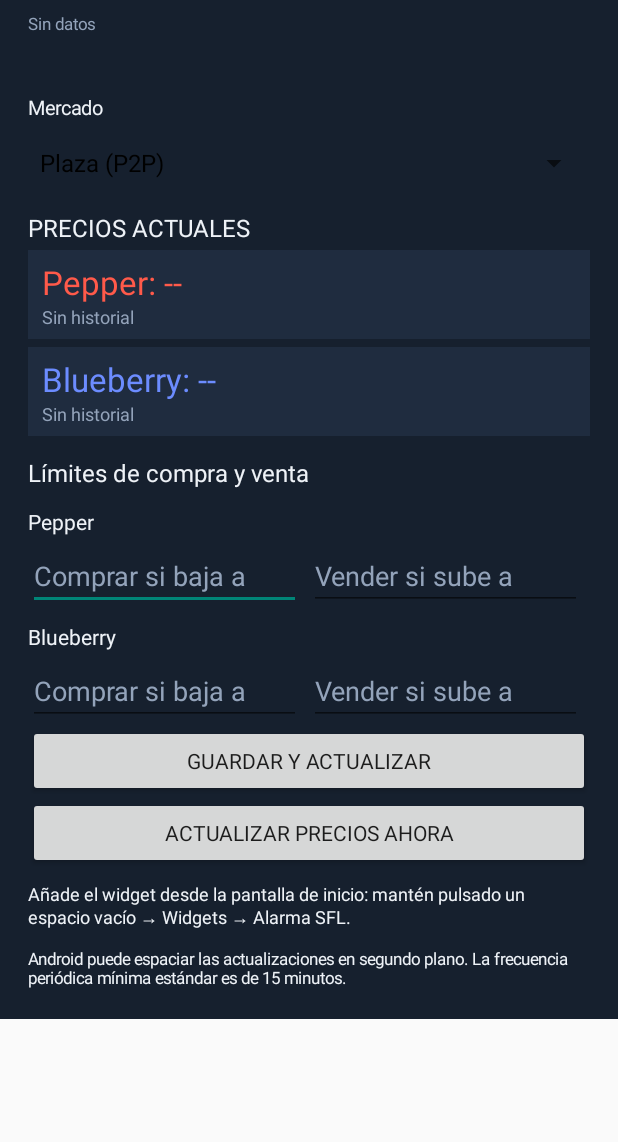
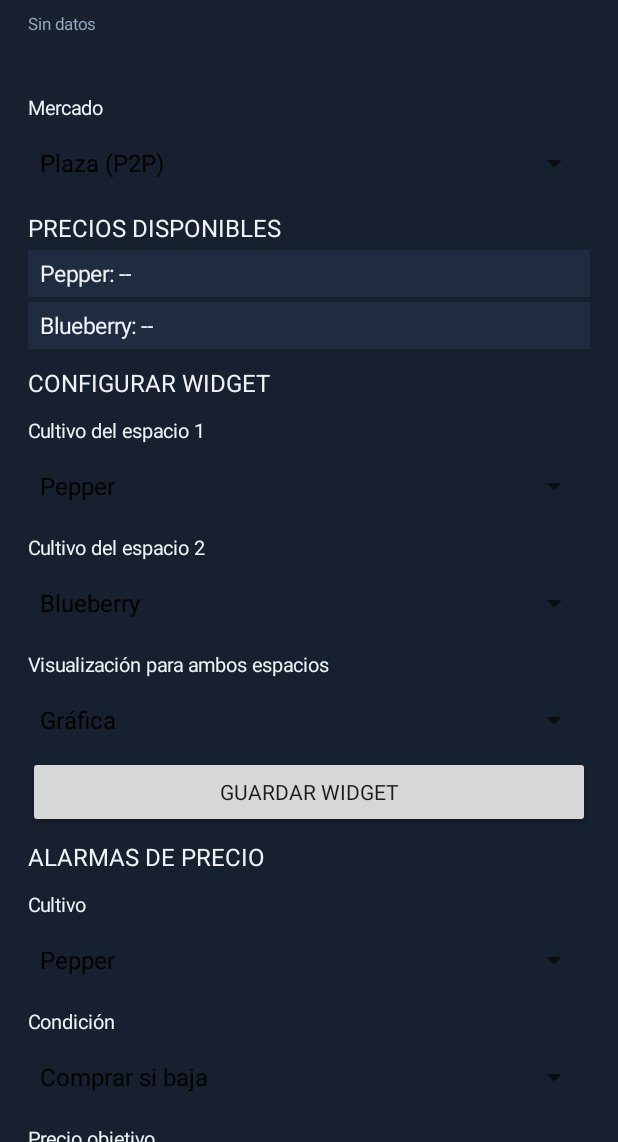
Before and after one commit to OnlyFinal/AlarmaSFL, an Android app: the screen it shows after launch (MainActivity), on a phone screen of 412 x 824 dp, the part 94-1236 px from its top. Run offline under Robolectric (Android 15) with nearby library versions, the phone set to English and light mode, and no system bars; 2 statements that could not run were skipped.

Commit message:
Add dynamic crop selection and multiple independent price alarms

```diff
--- a/app/src/main/java/com/onlyfinal/alarmasfl/MainActivity.kt
+++ b/app/src/main/java/com/onlyfinal/alarmasfl/MainActivity.kt
@@ -8,16 +8,25 @@ import android.content.Context
 import android.view.Gravity
 import android.widget.*
 import androidx.core.app.ActivityCompat
-import androidx.work.*
+import org.json.JSONArray
 
 class MainActivity : Activity() {
     private val prefs by lazy { getSharedPreferences("sfl", Context.MODE_PRIVATE) }
     private lateinit var source: Spinner
-    private lateinit var fields: MutableMap<String, EditText>
-    private lateinit var priceLabels: MutableMap<String, TextView>
-    private lateinit var changeLabels: MutableMap<String, TextView>
+    private lateinit var cropForAlarm: Spinner
+    private lateinit var alarmKind: Spinner
+    private lateinit var alarmTarget: EditText
+    private lateinit var alarmList: LinearLayout
+    private lateinit var slotOne: Spinner
+    private lateinit var slotTwo: Spinner
+    private lateinit var widgetMode: Spinner
     private lateinit var updateLabel: TextView
     private lateinit var errorLabel: TextView
+    private lateinit var pricesBox: LinearLayout
+    private var crops: List<String> = listOf("Pepper", "Blueberry")
+
+    private val modes = listOf("Gráfica", "Variación porcentual", "Proximidad a objetivos", "Estadísticas", "Oportunidad")
+    private val modeKeys = listOf("graph", "change", "distance", "stats", "opportunity")
 
     override fun onCreate(savedInstanceState: Bundle?) {
         super.onCreate(savedInstanceState)
@@ -28,102 +37,229 @@ class MainActivity : Activity() {
             setBackgroundColor(0xFF16202E.toInt())
         }
         fun label(s: String, size: Float = 15f) = TextView(this).apply {
-            text = s; textSize = size; setTextColor(0xFFEEF2F7.toInt())
-            setPadding(0, 12, 0, 6)
+            text = s; textSize = size; setTextColor(0xFFEEF2F7.toInt()); setPadding(0, 12, 0, 6)
+        }
+        fun spinner(items: List<String>) = Spinner(this).apply {
+            adapter = ArrayAdapter(this@MainActivity, android.R.layout.simple_spinner_dropdown_item, items)
         }
         root.addView(label("ALARMA SFL", 22f))
-        updateLabel = label("Sin datos", 11f)
-        updateLabel.setTextColor(0xFF93A3BA.toInt())
+        updateLabel = label("Sin datos", 11f).apply { setTextColor(0xFF93A3BA.toInt()) }
         root.addView(updateLabel)
-        errorLabel = label("", 11f)
-        errorLabel.setTextColor(0xFFFFB4A8.toInt())
+        errorLabel = label("", 11f).apply { setTextColor(0xFFFFB4A8.toInt()) }
         root.addView(errorLabel)
+
         root.addView(label("Mercado", 13f))
-        source = Spinner(this)
-        source.adapter = ArrayAdapter(this, android.R.layout.simple_spinner_dropdown_item, listOf("Plaza (P2P)", "Sequence"))
+        source = spinner(listOf("Plaza (P2P)", "Sequence"))
         source.setSelection(if (prefs.getString("source", "p2p") == "seq") 1 else 0)
-        root.addView(source)
-        root.addView(label("PRECIOS ACTUALES", 16f))
-        priceLabels = mutableMapOf()
-        changeLabels = mutableMapOf()
-        listOf("Pepper", "Blueberry").forEach { item ->
-            val block = LinearLayout(this).apply {
-                orientation = LinearLayout.VERTICAL
-                setPadding(14, 10, 14, 10)
-                setBackgroundColor(0xFF1F2C3F.toInt())
-            }
-            val price = TextView(this).apply {
-                text = "$item: --"; textSize = 22f; setTextColor(if (item == "Pepper") 0xFFFF5A4A.toInt() else 0xFF6C8CFF.toInt())
-            }
-            val change = TextView(this).apply { text = "Sin historial"; textSize = 12f; setTextColor(0xFF93A3BA.toInt()) }
-            block.addView(price); block.addView(change)
-            root.addView(block, LinearLayout.LayoutParams(-1, -2).apply { bottomMargin = 8 })
-            priceLabels[item] = price; changeLabels[item] = change
-        }
-        root.addView(label("Límites de compra y venta", 16f))
-        fields = mutableMapOf()
-        listOf("Pepper", "Blueberry").forEach { item ->
-            root.addView(label(item, 14f))
-            val row = LinearLayout(this).apply { orientation = LinearLayout.HORIZONTAL }
-            listOf("buy", "sell").forEach { kind ->
-                val edit = EditText(this).apply {
-                    hint = if (kind == "buy") "Comprar si baja a" else "Vender si sube a"
-                    setSingleLine(true); inputType = 8194
-                    setTextColor(0xFFEEF2F7.toInt()); setHintTextColor(0xFF93A3BA.toInt())
-                    setText(prefs.getString("${item}_$kind", ""))
-                }
-                row.addView(edit, LinearLayout.LayoutParams(0, -2, 1f).apply { marginEnd = 8 })
-                fields["${item}_$kind"] = edit
-            }
-            root.addView(row)
-        }
-        val save = Button(this).apply {
-            text = "Guardar y actualizar"
-            setOnClickListener {
-                prefs.edit().apply {
-                    putString("source", if (source.selectedItemPosition == 1) "seq" else "p2p")
-                    fields.forEach { (k, v) -> putString(k, v.text.toString().trim()) }
-                }.apply()
-                SflWork.schedule(this@MainActivity)
-                SflWork.refreshNow(this@MainActivity)
-                SflWidgetProvider.updateAll(this@MainActivity)
-                Toast.makeText(this@MainActivity, "Configuración guardada", Toast.LENGTH_SHORT).show()
+        source.onItemSelectedListener = object : android.widget.AdapterView.OnItemSelectedListener {
+            override fun onNothingSelected(parent: android.widget.AdapterView<*>?) {}
+            override fun onItemSelected(parent: android.widget.AdapterView<*>?, view: android.view.View?, position: Int, id: Long) {
+                loadCrops()
+                refreshPrices()
+                refreshAlarmCropSpinner()
             }
         }
-        root.addView(save)
-        val refresh = Button(this).apply {
+        root.addView(source)
+
+        root.addView(label("PRECIOS DISPONIBLES", 16f))
+        pricesBox = LinearLayout(this).apply { orientation = LinearLayout.VERTICAL }
+        root.addView(pricesBox)
+
+        root.addView(label("CONFIGURAR WIDGET", 16f))
+        root.addView(label("Cultivo del espacio 1", 13f))
+        slotOne = spinner(crops); root.addView(slotOne)
+        root.addView(label("Cultivo del espacio 2", 13f))
+        slotTwo = spinner(crops); root.addView(slotTwo)
+        root.addView(label("Visualización para ambos espacios", 13f))
+        widgetMode = spinner(modes); root.addView(widgetMode)
+        root.addView(android.widget.Button(this).apply {
+            text = "Guardar widget"
+            setOnClickListener {
+                prefs.edit()
+                    .putString("widget_crop_1", slotOne.selectedItem?.toString() ?: "Pepper")
+                    .putString("widget_crop_2", slotTwo.selectedItem?.toString() ?: "Blueberry")
+                    .putString("widget_mode", modeKeys.getOrElse(widgetMode.selectedItemPosition) { "graph" })
+                    .apply()
+                SflWidgetProvider.updateAll(this@MainActivity)
+                Toast.makeText(this@MainActivity, "Widget actualizado", Toast.LENGTH_SHORT).show()
+            }
+        })
+
+        root.addView(label("ALARMAS DE PRECIO", 16f))
+        root.addView(label("Cultivo", 13f))
+        cropForAlarm = spinner(crops); root.addView(cropForAlarm)
+        root.addView(label("Condición", 13f))
+        alarmKind = spinner(listOf("Comprar si baja", "Vender si sube")); root.addView(alarmKind)
+        root.addView(label("Precio objetivo", 13f))
+        alarmTarget = EditText(this).apply {
+            hint = "Ej. 0.020"
+            inputType = 8194
+            setSingleLine(true); setTextColor(0xFFEEF2F7.toInt()); setHintTextColor(0xFF93A3BA.toInt())
+        }
+        root.addView(alarmTarget)
+        root.addView(android.widget.Button(this).apply {
+            text = "Añadir alarma"
+            setOnClickListener {
+                val target = alarmTarget.text.toString().trim().replace(',', '.').toDoubleOrNull()
+                val crop = cropForAlarm.selectedItem?.toString()
+                if (target == null || target <= 0.0 || crop == null) {
+                    Toast.makeText(this@MainActivity, "Introduce un precio válido", Toast.LENGTH_SHORT).show()
+                    return@setOnClickListener
+                }
+                SflData.addAlarm(this@MainActivity, crop, currentMarket(), if (alarmKind.selectedItemPosition == 0) "buy" else "sell", target)
+                alarmTarget.text.clear()
+                refreshAlarmList()
+                SflWidgetProvider.updateAll(this@MainActivity)
+            }
+        })
+        alarmList = LinearLayout(this).apply { orientation = LinearLayout.VERTICAL }
+        root.addView(alarmList)
+        root.addView(android.widget.Button(this).apply {
             text = "Actualizar precios ahora"
             setOnClickListener {
+                saveMarket()
                 SflWork.refreshNow(this@MainActivity)
                 Toast.makeText(this@MainActivity, "Actualización solicitada", Toast.LENGTH_SHORT).show()
             }
-        }
-        root.addView(refresh)
-        root.addView(label("Añade el widget desde la pantalla de inicio: mantén pulsado un espacio vacío → Widgets → Alarma SFL.", 12f))
-        root.addView(label("Android puede espaciar las actualizaciones en segundo plano. La frecuencia periódica mínima estándar es de 15 minutos.", 11f))
+        })
+        root.addView(label("Las actualizaciones automáticas se realizan en segundo plano. Android puede espaciar las consultas; WorkManager utiliza un mínimo periódico de 15 minutos.", 11f))
         setContentView(ScrollView(this).apply { addView(root) })
+
+        loadCrops()
+        loadWidgetSettings()
+        refreshPrices()
+        refreshAlarmList()
         SflWork.schedule(this)
         SflWork.refreshNow(this)
     }
 
+    private fun currentMarket() = if (source.selectedItemPosition == 1) "seq" else "p2p"
+
+    private fun saveMarket() {
+        prefs.edit().putString("source", currentMarket()).apply()
+    }
+
+    private fun loadCrops() {
+        val raw = prefs.getString(SflData.cropsKey(currentMarket()), "[]") ?: "[]"
+        val fromApi = try {
+            val a = JSONArray(raw)
+            (0 until a.length()).mapNotNull { a.optString(it).takeIf { s -> s.isNotBlank() } }.distinct().sorted()
+        } catch (_: Exception) { emptyList() }
+        crops = (fromApi + listOf("Pepper", "Blueberry").filter { fallback ->
+            fromApi.none { it.equals(fallback, true) }
+        }).distinct()
+        if (crops.isEmpty()) crops = listOf("Pepper", "Blueberry")
+        val adapterItems = crops
+        listOfNotNull(slotOneOrNull(), slotTwoOrNull(), cropForAlarmOrNull()).forEach {
+            it.adapter = ArrayAdapter(this, android.R.layout.simple_spinner_dropdown_item, adapterItems)
+        }
+        selectSpinner(slotOneOrNull(), prefs.getString("widget_crop_1", "Pepper") ?: "Pepper")
+        selectSpinner(slotTwoOrNull(), prefs.getString("widget_crop_2", "Blueberry") ?: "Blueberry")
+        refreshPrices()
+    }
+
+    private fun slotOneOrNull() = if (::slotOne.isInitialized) slotOne else null
+    private fun slotTwoOrNull() = if (::slotTwo.isInitialized) slotTwo else null
+    private fun cropForAlarmOrNull() = if (::cropForAlarm.isInitialized) cropForAlarm else null
+
+    private fun selectSpinner(spinner: Spinner?, value: String) {
+        if (spinner == null) return
+        val index = crops.indexOfFirst { it.equals(value, true) }
+        if (index >= 0) spinner.setSelection(index)
+    }
+
+    private fun refreshAlarmCropSpinner() {
+        if (!::cropForAlarm.isInitialized) return
+        cropForAlarm.adapter = ArrayAdapter(this, android.R.layout.simple_spinner_dropdown_item, crops)
+    }
+
+    private fun loadWidgetSettings() {
+        selectSpinner(slotOne, prefs.getString("widget_crop_1", "Pepper") ?: "Pepper")
+        selectSpinner(slotTwo, prefs.getString("widget_crop_2", "Blueberry") ?: "Blueberry")
+        val mode = prefs.getString("widget_mode", "graph") ?: "graph"
+        widgetMode.setSelection(modeKeys.indexOf(mode).coerceAtLeast(0))
+    }
+
+    private fun refreshPrices() {
+        if (!::pricesBox.isInitialized) return
+        pricesBox.removeAllViews()
+        val market = currentMarket()
+        crops.forEach { crop ->
+            val price = prefs.getString(SflData.priceKey(market, crop), null)?.toDoubleOrNull()
+                ?: prefs.getString("${crop}_price", null)?.toDoubleOrNull()
+            val row = TextView(this).apply {
+                text = "$crop: " + (price?.let { fmt(it) } ?: "--")
+                textSize = 15f; setTextColor(0xFFEEF2F7.toInt()); setPadding(12, 8, 12, 8)
+                setBackgroundColor(0xFF1F2C3F.toInt())
+            }
+            pricesBox.addView(row, LinearLayout.LayoutParams(-1, -2).apply { bottomMargin = 5 })
+        }
+    }
+
+    private fun refreshAlarmList() {
+        if (!::alarmList.isInitialized) return
+        alarmList.removeAllViews()
+        val all = SflData.alarms(this)
+        if (all.length() == 0) {
+            alarmList.addView(TextView(this).apply { text = "Todavía no hay alarmas configuradas."; setTextColor(0xFF93A3BA.toInt()) })
+            return
+        }
+        for (i in 0 until all.length()) {
+            val alarm = all.optJSONObject(i) ?: continue
+            val id = alarm.optString("id")
+            val crop = alarm.optString("crop")
+            val kind = alarm.optString("kind")
+            val target = alarm.optDouble("target")
+            val enabled = alarm.optBoolean("enabled", true)
+            val row = LinearLayout(this).apply {
+                orientation = LinearLayout.HORIZONTAL; gravity = Gravity.CENTER_VERTICAL
+                setPadding(8, 4, 4, 4); setBackgroundColor(0xFF1F2C3F.toInt())
+            }
+            val check = CheckBox(this).apply {
+                text = "$crop · ${if (kind == "buy") "Comprar ≤" else "Vender ≥"} ${fmt(target)}"
+                isChecked = enabled; setTextColor(0xFFEEF2F7.toInt())
+                setOnCheckedChangeListener { _, checked ->
+                    updateAlarm(id) { it.put("enabled", checked).put("armed", true) }
+                    SflWidgetProvider.updateAll(this@MainActivity)
+                }
+            }
+            val delete = Button(this).apply {
+                text = "×"
+                setOnClickListener {
+                    val updated = SflData.alarms(this@MainActivity)
+                    val kept = JSONArray()
+                    for (j in 0 until updated.length()) {
+                        val a = updated.optJSONObject(j) ?: continue
+                        if (a.optString("id") != id) kept.put(a)
+                    }
+                    SflData.saveAlarms(this@MainActivity, kept)
+                    refreshAlarmList()
+                    SflWidgetProvider.updateAll(this@MainActivity)
+                }
+            }
+            row.addView(check, LinearLayout.LayoutParams(0, -2, 1f))
+            row.addView(delete)
+            alarmList.addView(row, LinearLayout.LayoutParams(-1, -2).apply { bottomMargin = 5 })
+        }
+    }
+
+    private fun updateAlarm(id: String, change: (org.json.JSONObject) -> Unit) {
+        val all = SflData.alarms(this)
+        for (i in 0 until all.length()) {
+            val alarm = all.optJSONObject(i) ?: continue
+            if (alarm.optString("id") == id) change(alarm)
+        }
+        SflData.saveAlarms(this, all)
+    }
+
     override fun onResume() {
         super.onResume()
-        if (!::priceLabels.isInitialized) return
+        if (!::updateLabel.isInitialized) return
         val updated = prefs.getLong("updated", 0L)
         updateLabel.text = if (updated == 0L) "Sin datos" else "Actualizado: " + java.text.SimpleDateFormat("HH:mm", java.util.Locale.getDefault()).format(java.util.Date(updated))
         errorLabel.text = prefs.getString("last_error", "") ?: ""
-        listOf("Pepper", "Blueberry").forEach { item ->
-            val price = prefs.getString("${item}_price", null)?.toDoubleOrNull()
-            priceLabels[item]?.text = "$item: " + (price?.let { fmt(it) } ?: "--")
-            val history = try { org.json.JSONArray(prefs.getString("${item}_history", "[]")) } catch (_: Exception) { org.json.JSONArray() }
-            val change = if (history.length() > 1) {
-                val first = history.optJSONObject(0)?.optDouble("p", Double.NaN) ?: Double.NaN
-                val last = history.optJSONObject(history.length() - 1)?.optDouble("p", Double.NaN) ?: Double.NaN
-                if (first.isFinite() && first != 0.0 && last.isFinite()) ((last - first) / first * 100.0) else null
-            } else null
-            changeLabels[item]?.text = change?.let { (if (it >= 0) "+" else "") + "%.1f%% desde el primer registro".format(it) }
-                ?: if (history.length() == 1) "1 punto registrado" else "Sin historial"
-        }
+        loadCrops()
+        refreshAlarmList()
     }
 
     private fun fmt(value: Double): String = when {
```
